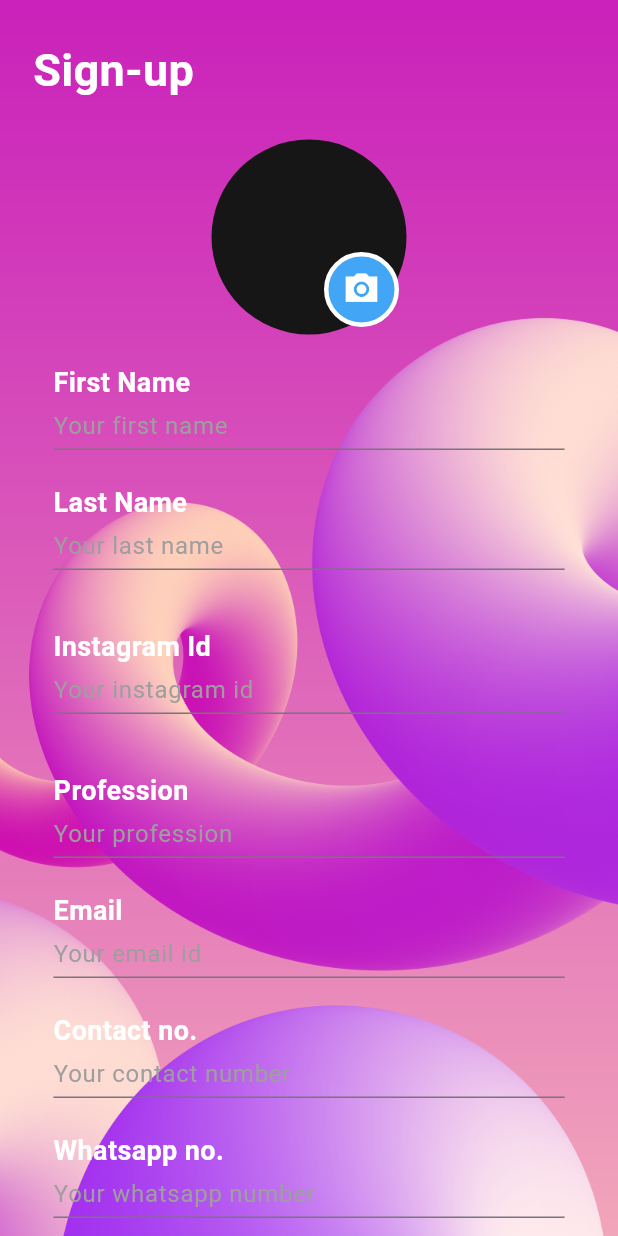
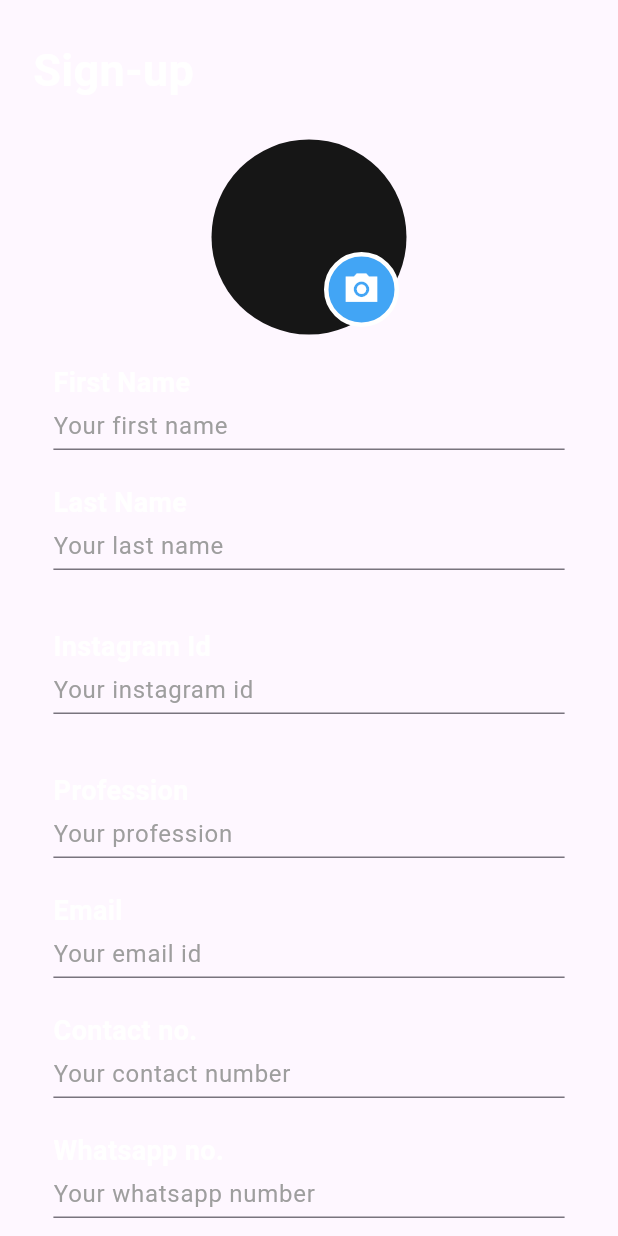
Before and after one commit to amine2344/flutter-simple-login-signup-master, a Flutter app: the SignupPage screen opened directly with empty values, on a phone screen of 412 x 824 dp. Run offline on Flutter 3.47's test engine with Material 3 defaults, Android fonts, the phone set to English and light mode, and no system bars; our stand-ins replace adaptive_theme, args, cached_network_image, cloud_firestore, email_validator, firebase_auth and 10 more; accounts and stored records are empty; network calls fail; Roboto replaces fonts that are missing (NotoSerif); statements that could not run were skipped; key blocks and very long unbroken strings in the code were emptied for the run.

Commit message:
Update signup_page.dart

```diff
--- a/lib/components/signup_page.dart
+++ b/lib/components/signup_page.dart
@@ -126,10 +126,10 @@
 
                   Container(
                     decoration: const BoxDecoration(
-            image: DecorationImage(
-              image: AssetImage("images/back1.png"),
-              fit: BoxFit.cover,
-            ),
+          //  image: DecorationImage(
+            //  image: AssetImage("images/back1.png"),
+            //  fit: BoxFit.cover,
+            //),
           ),
                     child: Column(
                       children: [
```
